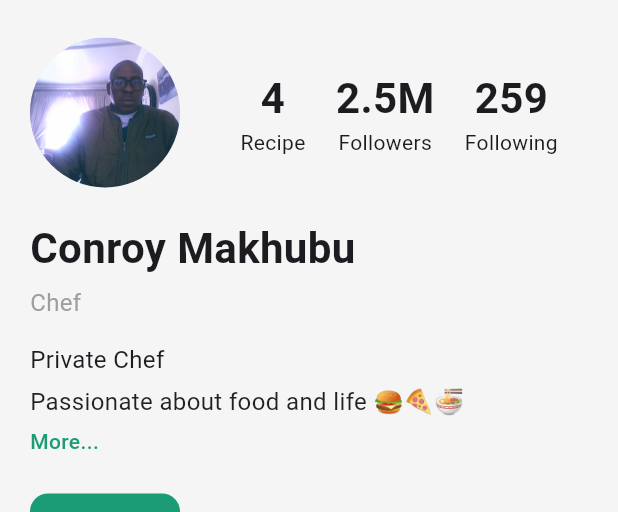
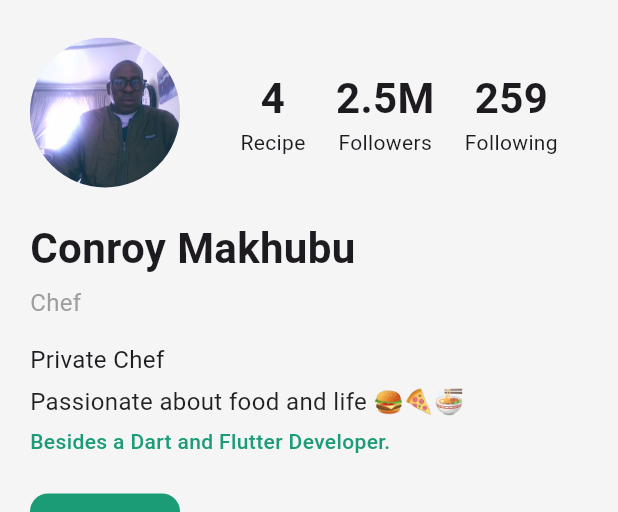
Before and after one commit to Conroy-a11y/splash_screen_assignment, a Flutter app: the screen it shows after launch, on a phone screen of 412 x 824 dp, the part 90-602 px from its top. Run offline on Flutter 3.47's test engine with Material 3 defaults, Android fonts, the phone set to English and light mode, and no system bars; network calls fail; Roboto replaces fonts that are missing (Arial).

Commit message:
Update profile_screen.dart

```diff
--- a/splash_screen_assignment/lib/profile_screen.dart
+++ b/splash_screen_assignment/lib/profile_screen.dart
@@ -166,7 +166,7 @@ class ProfileScreen extends StatelessWidget {
                 SizedBox(height: 5),
 
                 Text(
-                  "More...",
+                  "Besides a Dart and Flutter Developer.",
                   style: TextStyle(
                     color: Color(0xff1B9C77),
                     fontWeight: FontWeight.w500,
```
